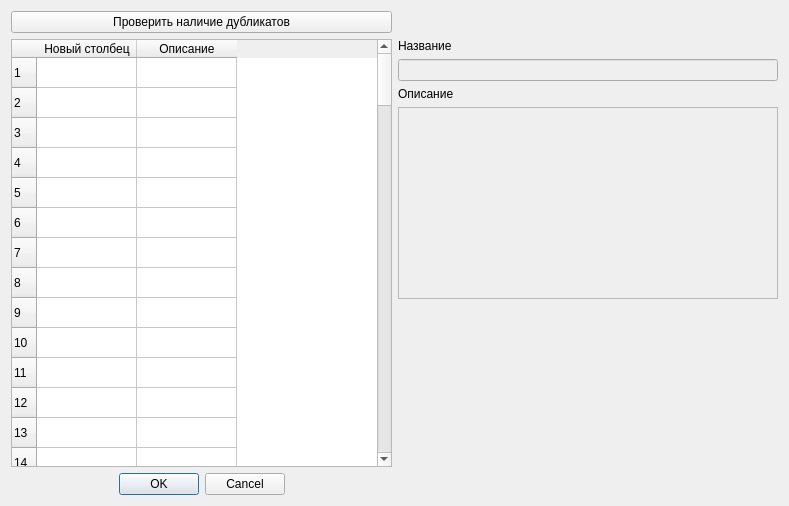
gen1izh/cpp, file plugins/document/widgets/document/glossarydialog.ui: the form before one commit.
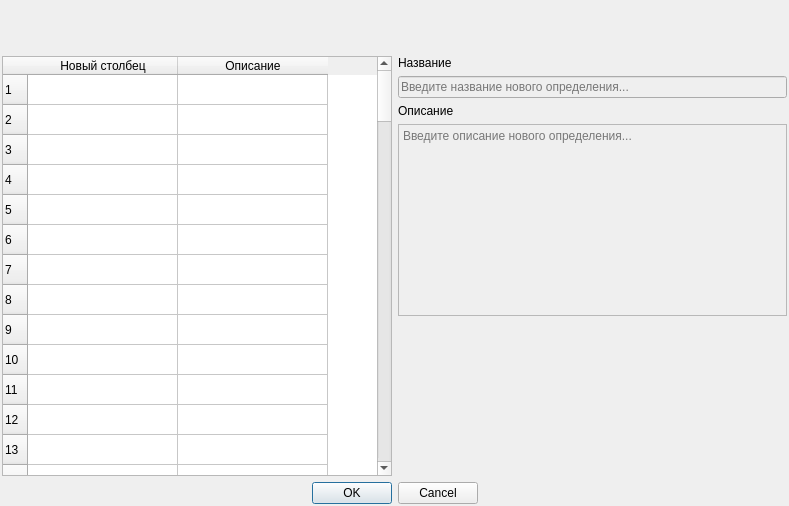
The form after the commit. Icons and pictures are not drawn.

The edit to the form file:
```diff
--- a/plugins/document/widgets/document/glossarydialog.ui
+++ b/plugins/document/widgets/document/glossarydialog.ui
@@ -13,9 +13,34 @@
   <property name="windowTitle">
    <string>Глоссарий</string>
   </property>
+  <property name="windowIcon">
+   <iconset resource="../../../../klever/core/frameWork/resources/framework_resources.qrc">
+    <normaloff>:/images/raznoe31/raznoe31/48x48/29.png</normaloff>:/images/raznoe31/raznoe31/48x48/29.png</iconset>
+  </property>
   <layout class="QGridLayout" name="gridLayout">
-   <item row="1" column="0" rowspan="6">
+   <property name="leftMargin">
+    <number>2</number>
+   </property>
+   <property name="topMargin">
+    <number>2</number>
+   </property>
+   <property name="rightMargin">
+    <number>2</number>
+   </property>
+   <property name="bottomMargin">
+    <number>2</number>
+   </property>
+   <item row="1" column="0" rowspan="7">
     <widget class="QTableWidget" name="glossaryTable">
+     <property name="frameShape">
+      <enum>QFrame::StyledPanel</enum>
+     </property>
+     <property name="frameShadow">
+      <enum>QFrame::Plain</enum>
+     </property>
+     <property name="textElideMode">
+      <enum>Qt::ElideRight</enum>
+     </property>
      <property name="sortingEnabled">
       <bool>false</bool>
      </property>
@@ -25,6 +50,9 @@
      <property name="columnCount">
       <number>2</number>
      </property>
+     <attribute name="horizontalHeaderDefaultSectionSize">
+      <number>150</number>
+     </attribute>
      <row/>
      <row/>
      <row/>
@@ -144,13 +172,6 @@
      </property>
     </widget>
    </item>
-   <item row="2" column="1">
-    <widget class="QLineEdit" name="nameEdit">
-     <property name="enabled">
-      <bool>false</bool>
-     </property>
-    </widget>
-   </item>
    <item row="3" column="1">
     <widget class="QLabel" name="label_2">
      <property name="text">
@@ -158,27 +179,17 @@
      </property>
     </widget>
    </item>
-   <item row="4" column="1" rowspan="2">
-    <widget class="QTextEdit" name="descriptionEdit">
+   <item row="2" column="1">
+    <widget class="QLineEdit" name="nameEdit">
      <property name="enabled">
       <bool>false</bool>
      </property>
-    </widget>
-   </item>
-   <item row="7" column="0">
-    <widget class="QDialogButtonBox" name="buttonBox">
-     <property name="orientation">
-      <enum>Qt::Horizontal</enum>
+     <property name="placeholderText">
+      <string>Введите название нового определения...</string>
      </property>
-     <property name="standardButtons">
-      <set>QDialogButtonBox::Cancel|QDialogButtonBox::Ok</set>
-     </property>
-     <property name="centerButtons">
-      <bool>true</bool>
-     </property>
     </widget>
    </item>
-   <item row="6" column="1">
+   <item row="7" column="1">
     <spacer name="verticalSpacer">
      <property name="orientation">
       <enum>Qt::Vertical</enum>
@@ -191,11 +202,65 @@
      </property>
     </spacer>
    </item>
+   <item row="4" column="1" rowspan="2">
+    <widget class="QTextEdit" name="descriptionEdit">
+     <property name="enabled">
+      <bool>false</bool>
+     </property>
+     <property name="placeholderText">
+      <string>Введите описание нового определения...</string>
+     </property>
+    </widget>
+   </item>
    <item row="0" column="0">
     <widget class="QPushButton" name="checkDublicatesButton">
-     <property name="text">
+     <property name="minimumSize">
+      <size>
+       <width>48</width>
+       <height>48</height>
+      </size>
+     </property>
+     <property name="maximumSize">
+      <size>
+       <width>48</width>
+       <height>48</height>
+      </size>
+     </property>
+     <property name="cursor">
+      <cursorShape>PointingHandCursor</cursorShape>
+     </property>
+     <property name="toolTip">
       <string>Проверить наличие дубликатов</string>
      </property>
+     <property name="text">
+      <string/>
+     </property>
+     <property name="icon">
+      <iconset resource="../../../../klever/core/frameWork/resources/framework_resources.qrc">
+       <normaloff>:/images/raznoe31/raznoe31/48x48/10.png</normaloff>:/images/raznoe31/raznoe31/48x48/10.png</iconset>
+     </property>
+     <property name="iconSize">
+      <size>
+       <width>48</width>
+       <height>48</height>
+      </size>
+     </property>
+     <property name="flat">
+      <bool>true</bool>
+     </property>
+    </widget>
+   </item>
+   <item row="9" column="0" colspan="2">
+    <widget class="QDialogButtonBox" name="buttonBox">
+     <property name="orientation">
+      <enum>Qt::Horizontal</enum>
+     </property>
+     <property name="standardButtons">
+      <set>QDialogButtonBox::Cancel|QDialogButtonBox::Ok</set>
+     </property>
+     <property name="centerButtons">
+      <bool>true</bool>
+     </property>
     </widget>
    </item>
   </layout>
```
Left out of the diff: 4 changed lines with no effect on the pictures.
